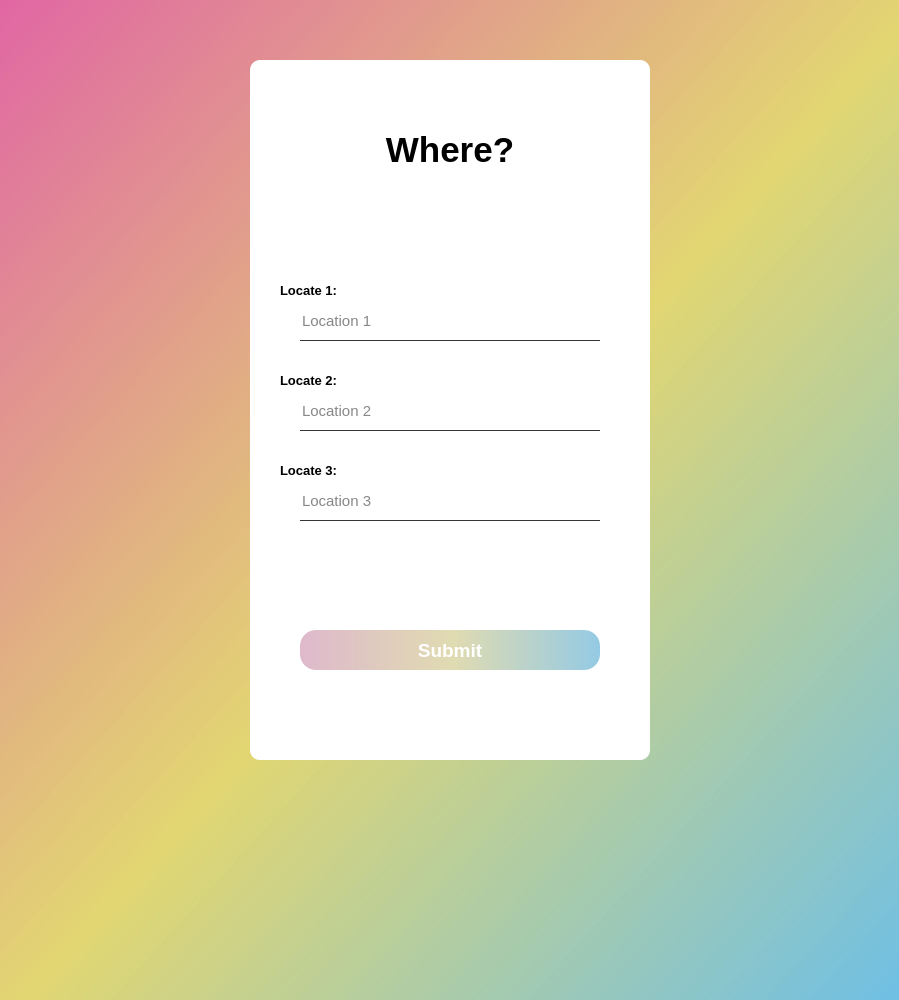
First picture: the form in locate_choose.ui, repository player62/Date-Manger, before the edit.
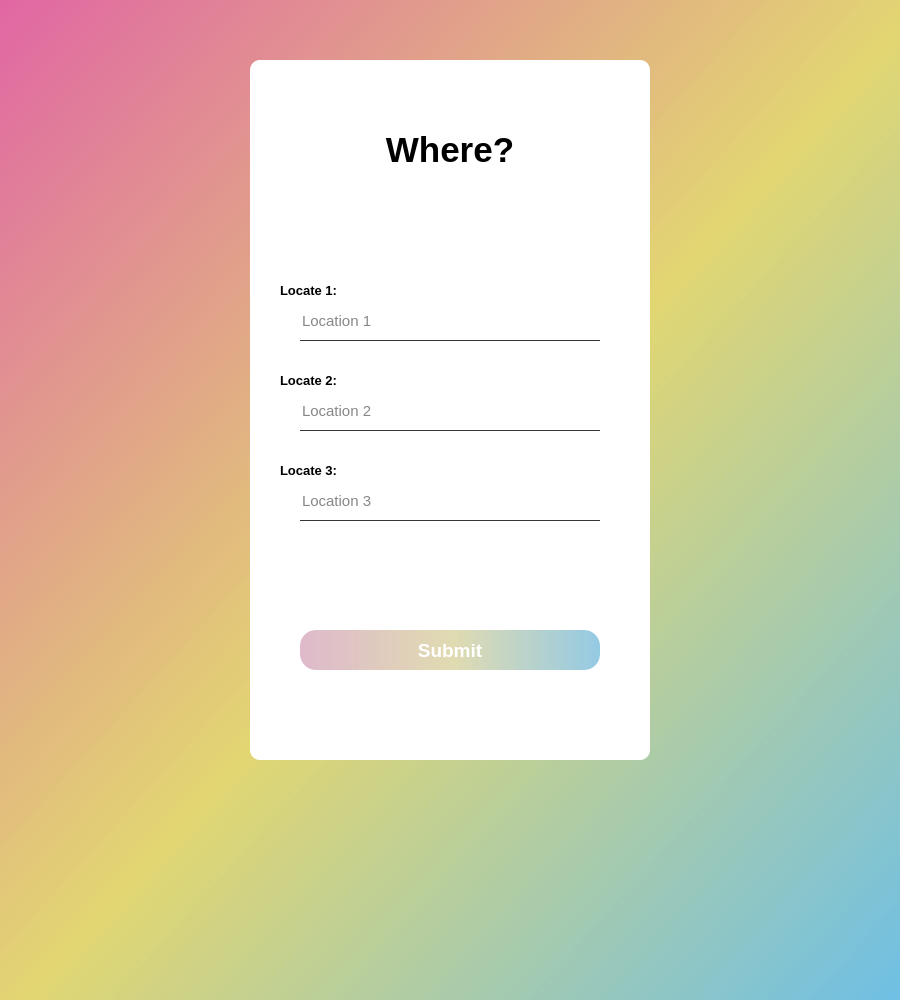
Second picture: the form after the edit.

Diff of the .ui file:
```diff
--- a/locate_choose.ui
+++ b/locate_choose.ui
@@ -6,7 +6,7 @@
    <rect>
     <x>0</x>
     <y>0</y>
-    <width>899</width>
+    <width>900</width>
     <height>1000</height>
    </rect>
   </property>
```
